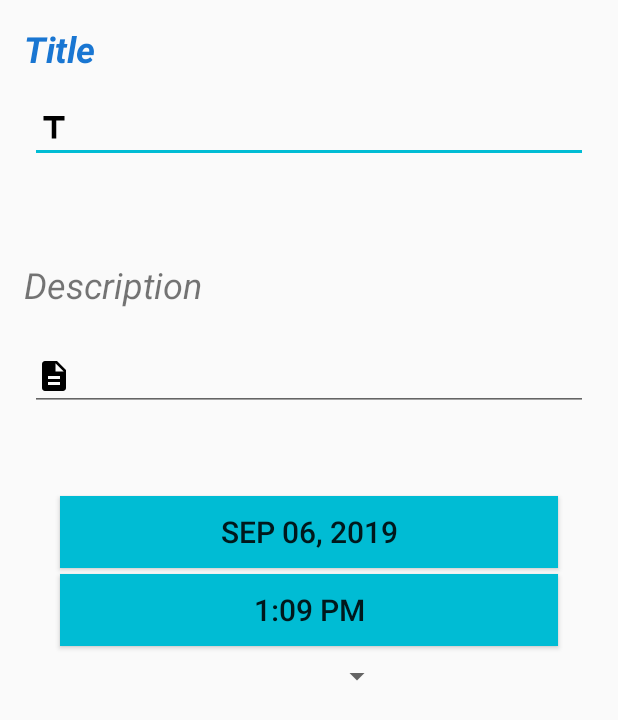
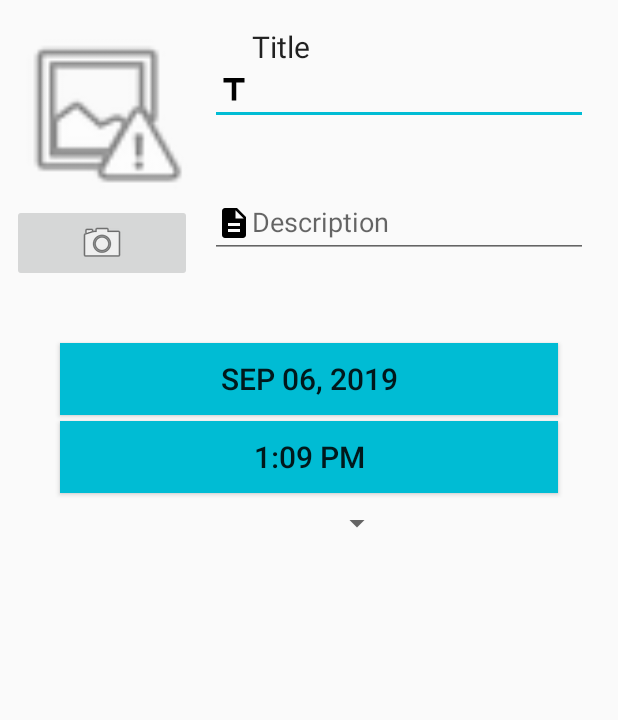
Before and after one commit to leilasdq/Task-Manager, an Android app: the layout fragment_show_item.xml on its own in the app's theme, with its tools: preview values and no code run, on a phone screen of 412 x 824 dp. Shown: the top 720 px of the screen. Run offline under Robolectric (Android 15) with nearby library versions, the phone set to English and light mode, and no system bars.

Commit message:
Add an image place and image button for taking pictures.

```diff
--- a/app/src/main/res/layout/fragment_show_item.xml
+++ b/app/src/main/res/layout/fragment_show_item.xml
@@ -5,22 +5,43 @@
     xmlns:app="http://schemas.android.com/apk/res-auto"
     android:layout_width="match_parent"
     android:layout_height="match_parent">
+
     <LinearLayout
         android:orientation="vertical"
         android:layout_width="match_parent"
         android:layout_height="match_parent"
         android:layout_margin="8dp">
 
-        <TextView
+        <LinearLayout
+            android:layout_width="match_parent"
+            android:layout_height="wrap_content"
+            android:orientation="horizontal">
+
+            <LinearLayout
                 android:layout_width="wrap_content"
                 android:layout_height="wrap_content"
-            android:text="Title"
-            android:textColor="@color/colorPrimary"
-            android:textSize="24sp"
-            android:textStyle="italic|bold"
-            android:layout_marginLeft="8dp"
-            android:layout_marginRight="8dp"
-            android:layout_marginTop="8dp"/>
+                android:orientation="vertical"
+                android:layout_marginTop="8dp">
+
+                <ImageView
+                    android:id="@+id/task_image"
+                    android:layout_width="120dp"
+                    android:layout_height="120dp"
+                    app:srcCompat="@android:drawable/ic_menu_report_image" />
+
+                <ImageButton
+                    android:id="@+id/task_image_btn"
+                    android:layout_width="120dp"
+                    android:layout_height="wrap_content"
+                    android:src="@android:drawable/ic_menu_camera" />
+
+            </LinearLayout>
+
+            <LinearLayout
+                android:layout_width="match_parent"
+                android:layout_height="wrap_content"
+                android:orientation="vertical"
+                android:layout_marginTop="8dp">
 
                 <com.google.android.material.textfield.TextInputLayout
                     android:id="@+id/title_editText"
@@ -29,26 +50,19 @@
                     app:errorEnabled="true"
                     android:layout_marginRight="8dp"
                     android:layout_marginLeft="8dp"
-            android:padding="4dp">
+                    android:padding="4dp"
+                    app:hintTextAppearance="@style/TextAppearance.AppCompat.Title"
+                    android:textColorHint="@color/colorPrimary">
 
                     <com.google.android.material.textfield.TextInputEditText
+                        android:hint="Title"
+                        android:textColorHint="@color/colorPrimary"
                         android:layout_width="match_parent"
                         android:layout_height="wrap_content"
                         android:drawableLeft="@drawable/ic_title"
-
+                        android:maxLines="1"
                         />
                 </com.google.android.material.textfield.TextInputLayout>
-
-        <TextView
-            android:layout_marginTop="40dp"
-            android:textStyle="italic"
-            android:layout_marginBottom="8dp"
-            android:layout_width="wrap_content"
-            android:layout_height="wrap_content"
-            android:text="Description"
-            android:textSize="24sp"
-            android:layout_marginLeft="8dp"
-            android:layout_marginRight="8dp"/>
 
                 <com.google.android.material.textfield.TextInputLayout
                     android:id="@+id/des_editText"
@@ -57,14 +71,20 @@
                     app:errorEnabled="true"
                     android:layout_marginRight="8dp"
                     android:layout_marginLeft="8dp"
-            android:padding="4dp">
+                    android:padding="4dp"
+                    android:hint="Description"
+                    app:hintTextAppearance="@style/TextAppearance.MaterialComponents.Subtitle1">
 
                     <com.google.android.material.textfield.TextInputEditText
                         android:layout_width="match_parent"
                         android:layout_height="wrap_content"
                         android:drawableLeft="@drawable/ic_description"
+                        android:maxLines="1"
                         />
                 </com.google.android.material.textfield.TextInputLayout>
+            </LinearLayout>
+
+        </LinearLayout>
 
         <Button
             android:id="@+id/date_btn"
--- a/app/src/main/res/layout/list_items.xml
+++ b/app/src/main/res/layout/list_items.xml
@@ -7,7 +7,7 @@
     android:layout_height="wrap_content"
     android:orientation="vertical">
 
-    <androidx.cardview.widget.CardView
+    <com.google.android.material.card.MaterialCardView
         android:id="@+id/card_view"
         android:layout_width="match_parent"
         android:layout_height="120dp"
@@ -16,7 +16,11 @@
         android:layout_marginRight="8dp"
         android:layout_marginBottom="2dp"
         app:cardCornerRadius="16dp"
-        app:cardElevation="10dp">
+        app:cardElevation="10dp"
+        style="@style/Widget.MaterialComponents.CardView"
+        android:elevation="5dp"
+        app:strokeWidth="5dp"
+        app:strokeColor="@android:color/white">
 
         <LinearLayout
             android:layout_width="match_parent"
@@ -109,5 +113,5 @@
 
         </LinearLayout>
 
-    </androidx.cardview.widget.CardView>
+    </com.google.android.material.card.MaterialCardView>
 </LinearLayout>
```
Lines whose indentation alone changed are shown as unchanged.
